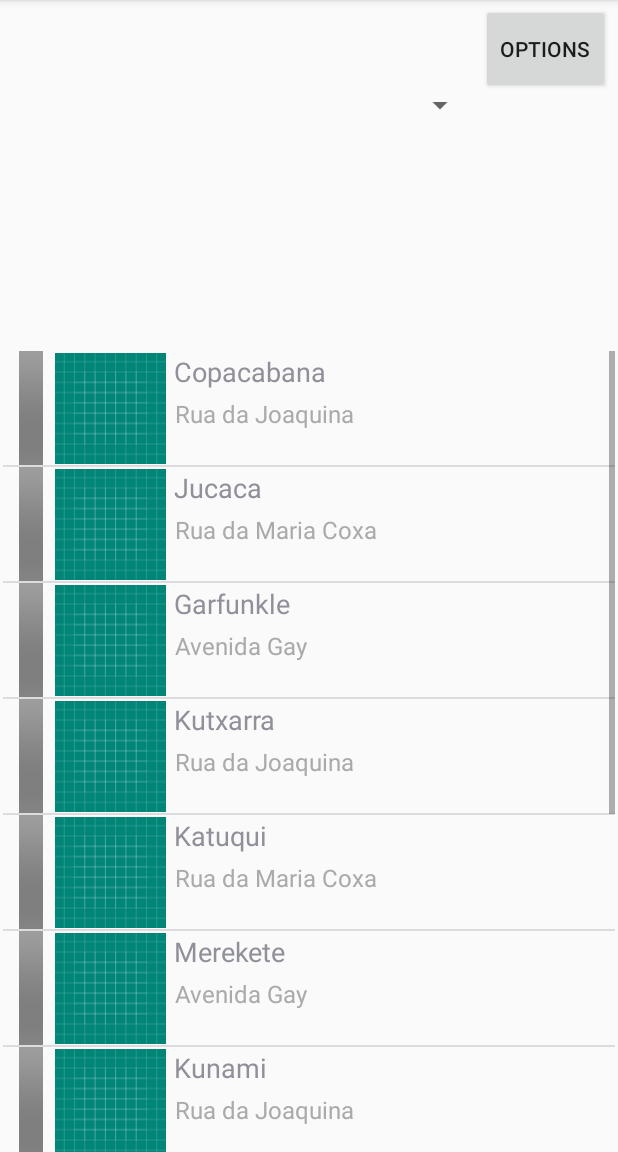
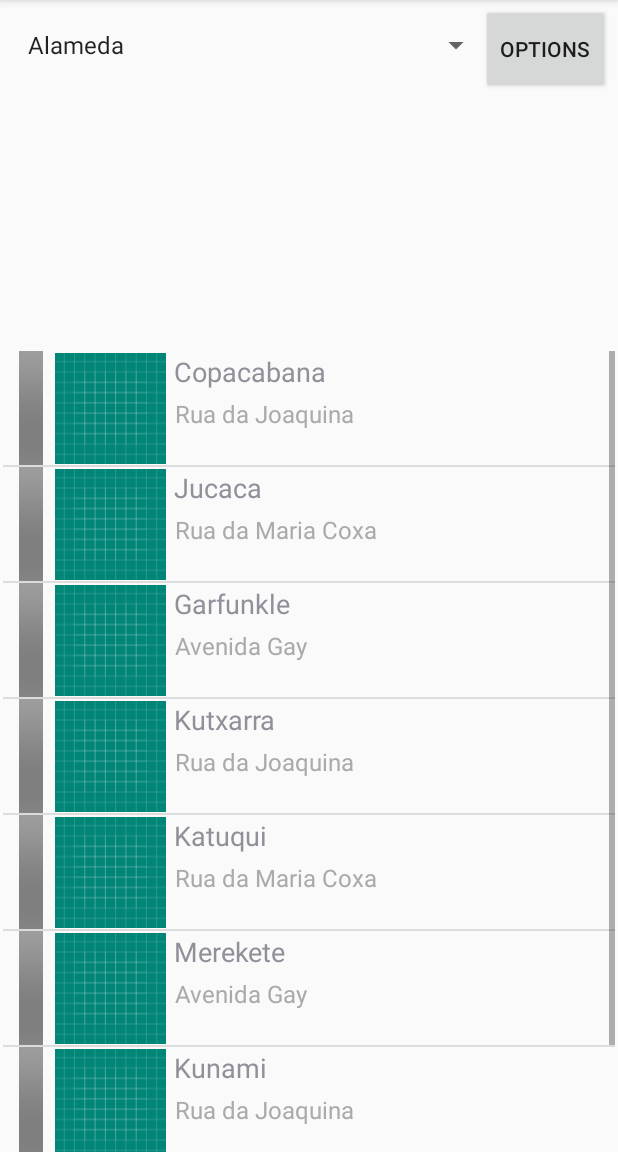
Before and after one commit to dmmnjaws/CMU-2019-2020, an Android app: the screen it shows after launch (DiningOptionsActivity), after a tap on "LOG IN", on a phone screen of 412 x 824 dp, the part 84-1236 px from its top. Run offline under Robolectric (Android 15) with nearby library versions, the phone set to English and light mode, and no system bars.

Commit message:
Added campus, fixed bugs.

```diff
--- a/app/src/main/java/pt/ulisboa/tecnico/cmov/foodist/DiningOption.java
+++ b/app/src/main/java/pt/ulisboa/tecnico/cmov/foodist/DiningOption.java
@@ -7,19 +7,22 @@ public class DiningOption implements Serializable {
 
     private String name;
     private String address;
+    private String campus;
     //TO DO: ADD BITMAP
     private int imageId;
     private ArrayList<Dish> dishes;
     private String[] schedule;
     private String queueTime;
 
-    public DiningOption(String name, String address, int imageId, String[] schedule){
+
+    public DiningOption(String name, String address, int imageId, String[] schedule, String campus){
         this.name = name;
         this.address = address;
         this.imageId = imageId;
         this.dishes = new ArrayList<>();
         this.schedule = schedule;
         this.queueTime = "0";
+        this.campus = campus;
     }
 
     public String getName() {
@@ -51,6 +54,8 @@ public class DiningOption implements Serializable {
 
     public String getQueueTime() { return this.queueTime; }
 
+    public String getCampus() { return this.campus; }
+
     public void addDish(Dish dish){
         dish.setDiningPlace(this.name);
         this.dishes.add(dish);
--- a/app/src/main/java/pt/ulisboa/tecnico/cmov/foodist/DiningOptionsActivity.java
+++ b/app/src/main/java/pt/ulisboa/tecnico/cmov/foodist/DiningOptionsActivity.java
@@ -5,12 +5,15 @@ import androidx.appcompat.app.AppCompatActivity;
 import android.content.Intent;
 import android.os.Bundle;
 import android.view.View;
+import android.widget.Adapter;
 import android.widget.AdapterView;
+import android.widget.ArrayAdapter;
 import android.widget.ListView;
+import android.widget.Spinner;
 
 import java.util.ArrayList;
 
-public class DiningOptionsActivity extends AppCompatActivity {
+public class DiningOptionsActivity extends AppCompatActivity implements AdapterView.OnItemSelectedListener {
 
     private GlobalState globalState;
 
@@ -22,15 +25,20 @@ public class DiningOptionsActivity extends AppCompatActivity {
 
         this.globalState = (GlobalState) getApplication();
 
-        ListView listOfDiningPlaces = (ListView) findViewById(R.id.listOfDiningPlaces);
 
-        ArrayList<DiningOption> diningOptions = this.globalState.getDiningOptions();
+        Spinner spinner = findViewById(R.id.chooseCampusSpinner);
+
+        String[] campuses = this.globalState.getCampuses();
+        ArrayAdapter<String> adapter = new ArrayAdapter<>(this, android.R.layout.simple_spinner_item, campuses);
+        adapter.setDropDownViewResource(android.R.layout.simple_spinner_dropdown_item);
+        spinner.setAdapter(adapter);
+
+        spinner.setSelection(0);
+        spinner.setOnItemSelectedListener(this);
 
         this.globalState.populateForTest();
 
-        DiningOptionAdapter diningOptionAdapter = new DiningOptionAdapter(getApplicationContext(), R.layout.list_row_dining_option, diningOptions);
-        listOfDiningPlaces.setAdapter(diningOptionAdapter);
-
+        ListView listOfDiningPlaces = (ListView) findViewById(R.id.listOfDiningPlaces);
         listOfDiningPlaces.setOnItemClickListener(new AdapterView.OnItemClickListener() {
 
             @Override
@@ -39,10 +47,13 @@ public class DiningOptionsActivity extends AppCompatActivity {
                 DiningOption item = (DiningOption) parent.getItemAtPosition(position);
                 Intent intent = new Intent(DiningOptionsActivity.this, DiningPlaceActivity.class);
                 intent.putExtra("diningOptionName", item.getName());
+                intent.putExtra("campus", item.getCampus());
                 startActivity(intent);
             }
 
         });
+
+        populateActivity(spinner.getSelectedItem().toString());
 
     }
 
@@ -52,4 +63,24 @@ public class DiningOptionsActivity extends AppCompatActivity {
         startActivity(intent);
     }
 
+    public void populateActivity(String campus){
+        ListView listOfDiningPlaces = (ListView) findViewById(R.id.listOfDiningPlaces);
+        ArrayList<DiningOption> diningOptions = this.globalState.getDiningOptions(campus);
+
+        DiningOptionAdapter diningOptionAdapter = new DiningOptionAdapter(getApplicationContext(), R.layout.list_row_dining_option, diningOptions);
+        listOfDiningPlaces.setAdapter(diningOptionAdapter);
+
+    }
+
+    @Override
+    public void onItemSelected(AdapterView<?> parent, View view, int position, long id) {
+
+        populateActivity(parent.getSelectedItem().toString());
+
+    }
+
+    @Override
+    public void onNothingSelected(AdapterView<?> parent) {
+
+    }
 }
--- a/app/src/main/java/pt/ulisboa/tecnico/cmov/foodist/DishPictureActivity.java
+++ b/app/src/main/java/pt/ulisboa/tecnico/cmov/foodist/DishPictureActivity.java
@@ -25,7 +25,8 @@ public class DishPictureActivity extends AppCompatActivity {
         int imageId = (int) getIntent().getSerializableExtra("imageId");
         String dishName = (String) getIntent().getSerializableExtra("dishName");
         String diningOptionName = (String) getIntent().getSerializableExtra("diningOptionName");
-        this.dishImage = this.globalState.getDishImage(diningOptionName, dishName, imageId);
+        String campus = (String) getIntent().getSerializableExtra("campus");
+        this.dishImage = this.globalState.getDishImage(campus, diningOptionName, dishName, imageId);
 
         this.setTitle("FoodIST - " + this.dishImage.getDishName());
 
--- a/app/src/main/java/pt/ulisboa/tecnico/cmov/foodist/DishUploadActivity.java
+++ b/app/src/main/java/pt/ulisboa/tecnico/cmov/foodist/DishUploadActivity.java
@@ -24,6 +24,7 @@ public class DishUploadActivity extends Activity {
 
     private static final int GALLERY_REQUEST_CODE = 100;
     private String diningOptionName;
+    private String campus;
     private GlobalState globalState;
     private Bitmap dishImage;
 
@@ -36,6 +37,7 @@ public class DishUploadActivity extends Activity {
 
         this.globalState = (GlobalState) getApplication();
         this.diningOptionName = (String) getIntent().getSerializableExtra("diningOptionName");
+        this.campus = (String) getIntent().getSerializableExtra("campus");
 
     }
 
@@ -64,13 +66,13 @@ public class DishUploadActivity extends Activity {
         String dishPrice = ((EditText) findViewById(R.id.insertPrice)).getText().toString();
         float dishRating = ((RatingBar) findViewById(R.id.ratingBar)).getRating();
 
-        if(dishName == null || dishPrice == null || dishImage == null) {
+        if(dishName.equals("") || dishPrice.equals("") || dishImage == null) {
             Toast.makeText(getApplicationContext(), "You forgot one or more parameters!", Toast.LENGTH_SHORT).show();
             return;
         }
 
         Dish newDish = new Dish(dishName, dishPrice, dishRating, this.dishImage, this.globalState.getUsername());
-        this.globalState.getDiningOption(this.diningOptionName).addDish(newDish);
+        this.globalState.getDiningOption(this.campus, this.diningOptionName).addDish(newDish);
 
         finish();
     }
--- a/app/src/main/java/pt/ulisboa/tecnico/cmov/foodist/GlobalState.java
+++ b/app/src/main/java/pt/ulisboa/tecnico/cmov/foodist/GlobalState.java
@@ -7,16 +7,19 @@ import android.graphics.BitmapFactory;
 
 import java.io.InputStream;
 import java.util.ArrayList;
+import java.util.HashMap;
+import java.util.Map;
 
 public class GlobalState extends Application {
 
     private String username;
     private String password;
     private Bitmap profilePicture;
+    private String[] campuses;
     private boolean loggedIn;
     private String[] categories;
+    private Map<String, ArrayList<DiningOption>> diningOptions;
     private int actualCategory;
-    private ArrayList<DiningOption> diningOptions;
 
     public GlobalState(){
         this.categories = new String[] {"Student", "Researcher", "Professor", "Staff", "General Public"};
@@ -24,7 +27,10 @@ public class GlobalState extends Application {
         this.loggedIn = false;
 
         // TO DO fetch everything below from MySQLite database:
-        this.diningOptions = new ArrayList<>();
+        this.diningOptions = new HashMap<>();
+        this.diningOptions.put("Alameda", new ArrayList<DiningOption>());
+        this.diningOptions.put("Taguspark", new ArrayList<DiningOption>());
+        this.campuses = new String[] {"Alameda", "Taguspark"};
     }
 
     public void login(String username, String password){
@@ -52,9 +58,9 @@ public class GlobalState extends Application {
 
     }
 
-    public DiningOption getDiningOption(String diningOptionName){
+    public DiningOption getDiningOption(String campus, String diningOptionName){
 
-        for (DiningOption diningOption: this.diningOptions) {
+        for (DiningOption diningOption: this.diningOptions.get(campus)) {
             if(diningOption.getName().equals(diningOptionName)){
                 return diningOption;
             }
@@ -63,11 +69,11 @@ public class GlobalState extends Application {
         return null;
     }
 
-    public int getDiningOptionIndex(String diningOptionName){
+    public int getDiningOptionIndex(String campus, String diningOptionName){
 
         int index = 0;
 
-        for (DiningOption diningOption: this.diningOptions) {
+        for (DiningOption diningOption: this.diningOptions.get(campus)) {
             if(diningOption.getName().equals(diningOptionName)){
                 return index;
             }
@@ -77,9 +83,9 @@ public class GlobalState extends Application {
         return index;
     }
 
-    public Dish getDish(String diningOptionName, String dishName){
+    public Dish getDish(String campus, String diningOptionName, String dishName){
 
-        for (DiningOption diningOption: this.diningOptions) {
+        for (DiningOption diningOption: this.diningOptions.get(campus)) {
             if(diningOption.getName().equals(diningOptionName)){
                 for (Dish dish: diningOption.getDishes()) {
                     if(dish.getName().equals(dishName)){
@@ -92,11 +98,11 @@ public class GlobalState extends Application {
         return null;
     }
 
-    public int getDishIndex(String diningOptionName, String dishName){
+    public int getDishIndex(String campus, String diningOptionName, String dishName){
 
         int index = 0;
 
-        for (DiningOption diningOption: this.diningOptions) {
+        for (DiningOption diningOption: this.diningOptions.get(campus)) {
             if(diningOption.getName().equals(diningOptionName)){
                 for (Dish dish: diningOption.getDishes()) {
                     if(dish.getName().equals(dishName)){
@@ -110,12 +116,12 @@ public class GlobalState extends Application {
         return index;
     }
 
-    public String[] getDiningOptionNames(){
+    public String[] getDiningOptionNames(String campus){
 
-        String[] result = new String[diningOptions.size()];
+        String[] result = new String[diningOptions.get(campus).size()];
         int index = 0;
 
-        for(DiningOption diningOption: this.diningOptions) {
+        for(DiningOption diningOption: this.diningOptions.get(campus)) {
             result[index] = diningOption.getName();
             index++;
         }
@@ -156,18 +162,24 @@ public class GlobalState extends Application {
         return this.categories[this.actualCategory];
     }
 
-    public ArrayList<DiningOption> getDiningOptions() { return this.diningOptions; }
+    public ArrayList<DiningOption> getDiningOptions(String campus) { return this.diningOptions.get(campus); }
 
-    public DishImage getDishImage(String diningOptionName, String dishName, int imageId){
+    public DishImage getDishImage(String campus, String diningOptionName, String dishName, int imageId){
 
-        Dish dish = getDish(diningOptionName, dishName);
+        Dish dish = getDish(campus, diningOptionName, dishName);
         return dish.getDishImage(imageId);
     }
 
-    public Bitmap getProfilePicture() { return profilePicture; }
+    public Bitmap getProfilePicture() { return this.profilePicture; }
+
+    public String[] getCampuses(){ return this.campuses; }
 
     public void setProfilePicture(Bitmap profilePicture) {
         this.profilePicture = profilePicture;
+    }
+
+    public void addDiningOption(DiningOption diningOption){
+        this.diningOptions.get(diningOption.getCampus()).add(diningOption);
     }
 
     public boolean isLoggedIn(){
@@ -180,7 +192,7 @@ public class GlobalState extends Application {
 
         String[] schedule = new String[]{"8:00-20:00", "10:00-16:00", "10:00-10:01", "16:00-19:00", "00:00-23:59"};
 
-        DiningOption copacabana = new DiningOption("Copacabana", "Rua da Joaquina", R.drawable.ic_options_threedots_background, schedule);
+        DiningOption copacabana = new DiningOption("Copacabana", "Rua da Joaquina", R.drawable.ic_options_threedots_background, schedule, "Alameda");
 
         copacabana.addDish(new Dish("Ensopado de Tetas", "20 paus", 1, customBitMapper(getResources().getIdentifier("plate1", "drawable", getPackageName())),"Bras"));
         copacabana.addDish(new Dish("Gaijas", "523 paus", 1, customBitMapper(getResources().getIdentifier("plate2", "drawable", getPackageName())), getUsername()));
@@ -191,18 +203,18 @@ public class GlobalState extends Application {
         //ensopadoDeTetas.addImage(getResources().getIdentifier("plate3", "drawable", getPackageName()), "Bana", Bitmapper(getResources().getIdentifier("plate1", "drawable", getPackageName())));
         //ensopadoDeTetas.addImage(getResources().getIdentifier("plate4", "drawable", getPackageName()), "Zezão", Bitmapper(getResources().getIdentifier("plate1", "drawable", getPackageName())));
 
-        diningOptions.add(copacabana);
-        diningOptions.add(new DiningOption("Jucaca", "Rua da Maria Coxa", R.drawable.ic_options_threedots_background, schedule));
-        diningOptions.add(new DiningOption("Garfunkle", "Avenida Gay", R.drawable.ic_options_threedots_background, schedule));
-        diningOptions.add(new DiningOption("Kutxarra", "Rua da Joaquina", R.drawable.ic_options_threedots_background, schedule));
-        diningOptions.add(new DiningOption("Katuqui", "Rua da Maria Coxa", R.drawable.ic_options_threedots_background, schedule));
-        diningOptions.add(new DiningOption("Merekete", "Avenida Gay", R.drawable.ic_options_threedots_background, schedule));
-        diningOptions.add(new DiningOption("Kunami", "Rua da Joaquina", R.drawable.ic_options_threedots_background, schedule));
-        diningOptions.add(new DiningOption("Konami", "Rua da Maria Coxa", R.drawable.ic_options_threedots_background, schedule));
-        diningOptions.add(new DiningOption("Santos G", "Avenida Gay", R.drawable.ic_options_threedots_background, schedule));
-        diningOptions.add(new DiningOption("Restaurante do José Brás", "Rua da Joaquina", R.drawable.ic_options_threedots_background, schedule));
-        diningOptions.add(new DiningOption("Punanirolls", "Rua da Maria Coxa", R.drawable.ic_options_threedots_background, schedule));
-        diningOptions.add(new DiningOption("Sexappeal Bar", "Avenida Gay", R.drawable.ic_options_threedots_background, schedule));
+        addDiningOption(copacabana);
+        addDiningOption(new DiningOption("Jucaca", "Rua da Maria Coxa", R.drawable.ic_options_threedots_background, schedule, "Alameda"));
+        addDiningOption(new DiningOption("Garfunkle", "Avenida Gay", R.drawable.ic_options_threedots_background, schedule, "Alameda"));
+        addDiningOption(new DiningOption("Kutxarra", "Rua da Joaquina", R.drawable.ic_options_threedots_background, schedule, "Alameda"));
+        addDiningOption(new DiningOption("Katuqui", "Rua da Maria Coxa", R.drawable.ic_options_threedots_background, schedule, "Alameda"));
+        addDiningOption(new DiningOption("Merekete", "Avenida Gay", R.drawable.ic_options_threedots_background, schedule, "Alameda"));
+        addDiningOption(new DiningOption("Kunami", "Rua da Joaquina", R.drawable.ic_options_threedots_background, schedule, "Alameda"));
+        addDiningOption(new DiningOption("Konami", "Rua da Maria Coxa", R.drawable.ic_options_threedots_background, schedule, "Alameda"));
+        addDiningOption(new DiningOption("Santos G", "Avenida Gay", R.drawable.ic_options_threedots_background, schedule, "Taguspark"));
+        addDiningOption(new DiningOption("Restaurante do José Brás", "Rua da Joaquina", R.drawable.ic_options_threedots_background, schedule, "Taguspark"));
+        addDiningOption(new DiningOption("Punanirolls", "Rua da Maria Coxa", R.drawable.ic_options_threedots_background, schedule, "Taguspark"));
+        addDiningOption(new DiningOption("Sexappeal Bar", "Avenida Gay", R.drawable.ic_options_threedots_background, schedule, "Taguspark"));
     }
 
     public Bitmap customBitMapper(int imageId) {
--- a/app/src/main/res/layout/activity_dining_options.xml
+++ b/app/src/main/res/layout/activity_dining_options.xml
@@ -12,7 +12,11 @@
         android:layout_height="60dp"
         android:layout_marginBottom="668dp"
         app:layout_constraintBottom_toBottomOf="parent"
-        app:layout_constraintStart_toStartOf="parent" />
+        app:layout_constraintHorizontal_bias="0.116"
+        app:layout_constraintLeft_toLeftOf="parent"
+        app:layout_constraintRight_toRightOf="parent"
+        app:layout_constraintTop_toTopOf="parent"
+        app:layout_constraintVertical_bias="0.004" />
 
     <Button
         android:id="@+id/optionsButton"
```
Also changed, not shown: app/src/main/java/pt/ulisboa/tecnico/cmov/foodist/DiningPlaceActivity.java (+7 -3 lines), app/src/main/java/pt/ulisboa/tecnico/cmov/foodist/DishActivity.java (+11 -8 lines), 1 other file.
